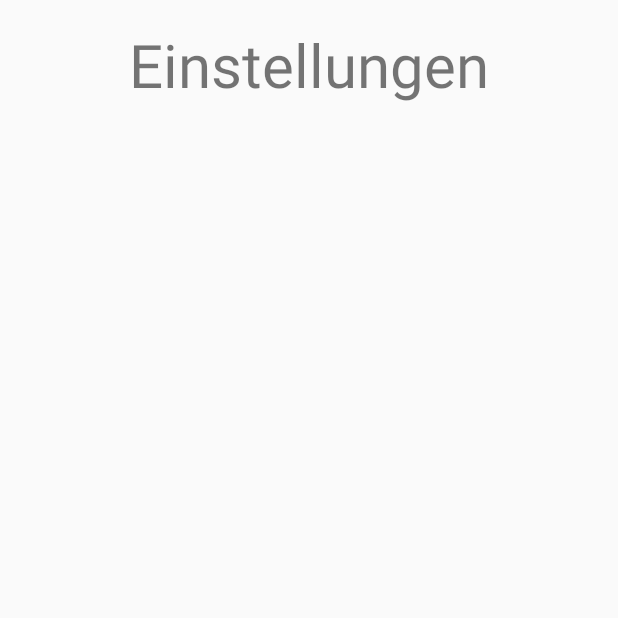
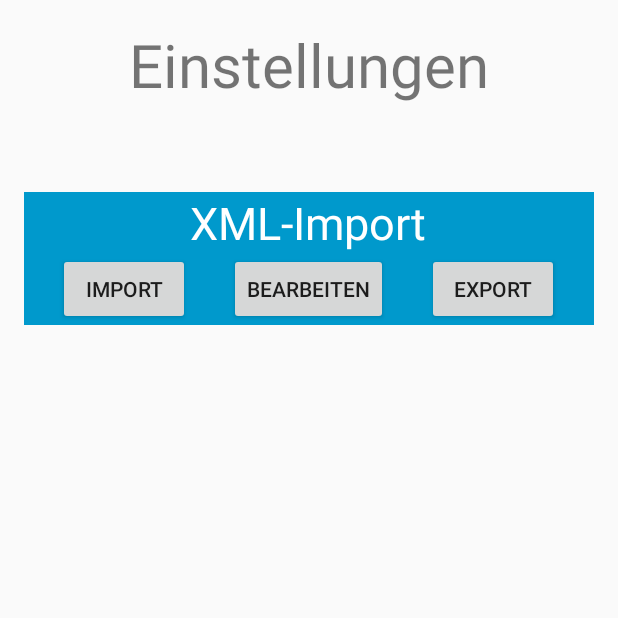
Before and after one commit to Amreink/Questionaire, an Android app: the SettingsActivity screen opened directly, with no data from a screen before it, on a phone screen of 412 x 824 dp, the top half of it. Run offline under Robolectric (Android 15) with nearby library versions, the phone set to English and light mode, and no system bars.

Commit message:
xml_questionnaire.xml hinzugefügt Datenbankanbindung hinzugefügt Settings bearbeitet - K

```diff
--- a/app/src/main/AndroidManifest.xml
+++ b/app/src/main/AndroidManifest.xml
@@ -12,7 +12,7 @@
             android:name=".MainActivity"
             android:screenOrientation="portrait">
             <intent-filter>
-                <action android:name="android.i8ntent.action.MAIN" />
+                <action android:name="android.intent.action.MAIN" />
 
                 <category android:name="android.intent.category.LAUNCHER" />
             </intent-filter>
--- a/app/src/main/java/tkapps/questionaire/QuizActivity.java
+++ b/app/src/main/java/tkapps/questionaire/QuizActivity.java
@@ -18,8 +18,7 @@ public class QuizActivity extends AppCompatActivity {
                 "Antwort 1",
                 "Antwort 2",
                 "Antwort 3",
-                "Antwort 4",
-                "Antwort 5"
+                "Antwort 4"
         };
 
         //Arrayadapter für die Listview erstellt
--- a/app/src/main/java/tkapps/questionaire/SettingsActivity.java
+++ b/app/src/main/java/tkapps/questionaire/SettingsActivity.java
@@ -2,6 +2,8 @@ package tkapps.questionaire;
 
 import android.support.v7.app.AppCompatActivity;
 import android.os.Bundle;
+import android.view.View;
+import android.widget.Button;
 
 public class SettingsActivity extends AppCompatActivity {
 
@@ -11,9 +13,35 @@ public class SettingsActivity extends AppCompatActivity {
         setContentView(R.layout.activity_settings);
 
 
+        Button button_import = (Button)findViewById(R.id.button_import);
+        Button button_edit = (Button)findViewById(R.id.button_edit);
+        Button button_export = (Button)findViewById(R.id.button_export);
+
         //Xml einspielen
 
+        //Button button_import soll eine XML importieren können
+        button_import.setOnClickListener(new View.OnClickListener(){
+            @Override
+            public void onClick(View v) {
+                //Tu Dinge!
+            }
+        });
 
+        //Button button_edit soll Fragen edtieren können
+        button_edit.setOnClickListener(new View.OnClickListener(){
+            @Override
+            public void onClick(View v) {
+                //Tu Dinge!
+            }
+        });
+
+        //Button button_export soll eine XML exportieren können
+        button_export.setOnClickListener(new View.OnClickListener(){
+            @Override
+            public void onClick(View v) {
+                //Tu Dinge!
+            }
+        });
         //Bestenliste zurücksetzen
 
 
--- a/app/src/main/res/layout/activity_settings.xml
+++ b/app/src/main/res/layout/activity_settings.xml
@@ -16,14 +16,59 @@
         android:layout_height="wrap_content"
         android:text="@string/settings"
         android:textAlignment="center"
-        android:textSize="40dp"
+        android:textSize="40sp"
         />
 
-    <ListView
-        android:id="@+id/listView_settings"
-        android:layout_width="wrap_content"
+    <RelativeLayout
+        android:layout_width="match_parent"
         android:layout_height="wrap_content"
+        android:layout_marginTop="58dp"
+        android:clickable="false"
         android:layout_below="@+id/textView_settings"
-        />
+        android:layout_alignParentLeft="true"
+        android:layout_alignParentStart="true"
+        android:background="@android:color/holo_blue_dark">
+
+        <Button
+            android:text="@string/xml_import"
+            android:layout_width="wrap_content"
+            android:layout_height="wrap_content"
+            android:layout_alignBottom="@+id/button_edit"
+            android:layout_toLeftOf="@+id/textView"
+            android:layout_toStartOf="@+id/textView"
+            android:id="@+id/button_import"
+            android:layout_weight="1" />
+
+        <Button
+            android:text="@string/xml_edit"
+            android:layout_width="wrap_content"
+            android:layout_height="wrap_content"
+            android:layout_below="@+id/textView"
+            android:layout_centerHorizontal="true"
+            android:id="@+id/button_edit"
+            android:layout_weight="1" />
+
+        <Button
+            android:text="@string/xml_export"
+            android:layout_width="wrap_content"
+            android:layout_height="wrap_content"
+            android:layout_below="@+id/textView"
+            android:layout_toRightOf="@+id/textView"
+            android:layout_toEndOf="@+id/textView"
+            android:id="@+id/button_export"
+            android:layout_weight="1" />
+
+        <TextView
+            android:layout_width="wrap_content"
+            android:layout_height="wrap_content"
+            android:id="@+id/textView"
+            android:text="@string/xml"
+            android:textSize="30sp"
+            android:layout_weight="1"
+            android:layout_alignParentTop="true"
+            android:layout_centerHorizontal="true"
+            android:ellipsize="none"
+            android:textColor="@android:color/background_light" />
+    </RelativeLayout>
 
 </RelativeLayout>
--- a/app/src/main/res/values/strings.xml
+++ b/app/src/main/res/values/strings.xml
@@ -5,4 +5,8 @@
     <string name="start">Starten</string>
     <string name="settings">Einstellungen</string>
     <string name="leaderboard">Bestenliste</string>
+    <string name="xml">XML-Import</string>
+    <string name="xml_import">Import</string>
+    <string name="xml_edit">Bearbeiten</string>
+    <string name="xml_export">Export</string>
 </resources>
```
Also changed, not shown: app/src/main/java/tkapps/questionaire/Questions.java (added, +50 -0 lines), app/src/main/java/tkapps/questionaire/data/DataStore.java (added, +77 -0 lines), app/src/main/java/tkapps/questionaire/data/DbCursorWrapper.java (added, +32 -0 lines), app/src/main/java/tkapps/questionaire/data/DbHelper.java (added, +35 -0 lines), app/src/main/java/tkapps/questionaire/data/DbSchema.java (added, +20 -0 lines), app/src/main/res/drawable/xml_questionnaire.xml (added, +27 -0 lines), 199 other files.
